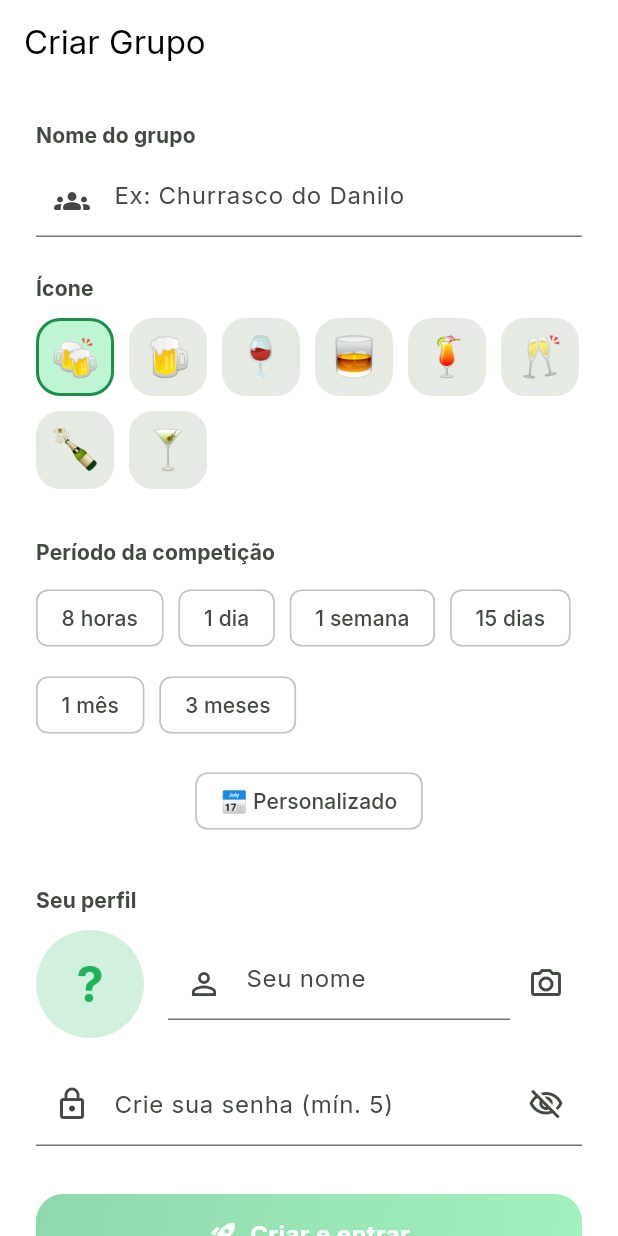
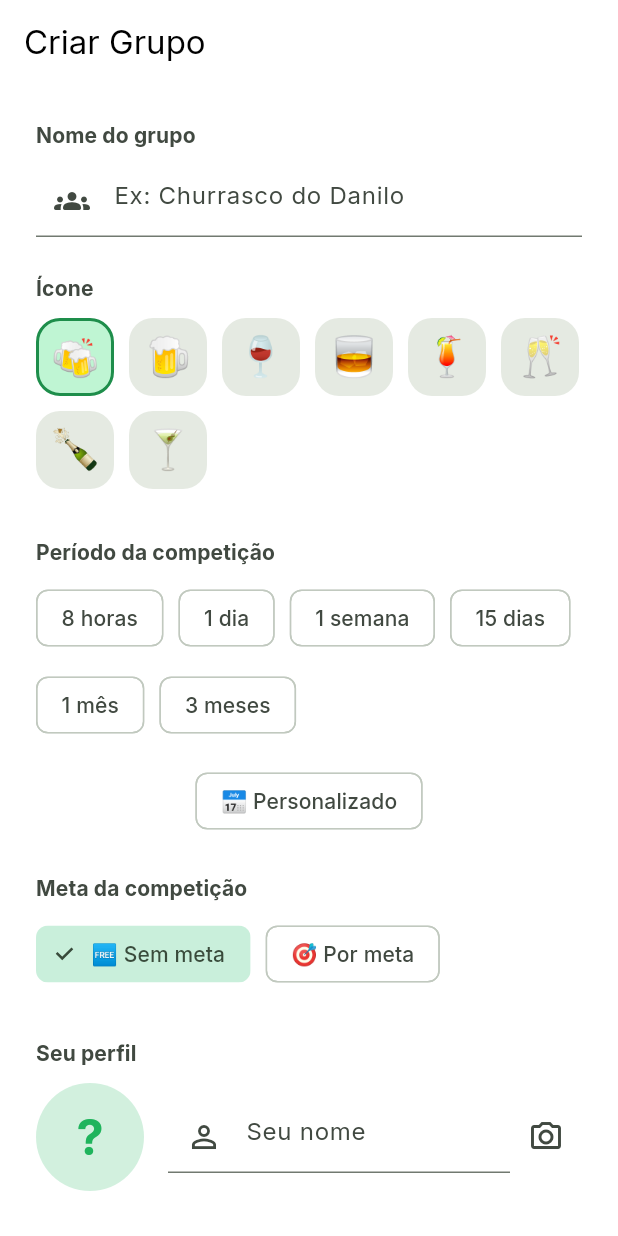
Before and after one commit to Danilo-Pasin/contagemcopos, a Flutter app: the CreateGroupPage screen opened by its route, on a phone screen of 412 x 824 dp. Run offline on Flutter 3.47's test engine with Material 3 defaults, Android fonts, the phone set to English and light mode, and no system bars; drawn by our look-alikes of flutter_animate; our stand-ins replace cached_network_image, confetti, fl_chart, flex_color_scheme, flutter_riverpod, go_router and 5 more; missing offline and left inert: postgrest; accounts and stored records are empty; network calls fail.

Commit message:
stats: tipos de bebida por pessoa + distribuição de títulos completa; criação de grupo com meta opcional (sem meta/por meta) e meta definida pelo usuário

```diff
--- a/lib/presentation/pages/create_group/create_group_page.dart
+++ b/lib/presentation/pages/create_group/create_group_page.dart
@@ -5,6 +5,7 @@ import 'package:flutter_riverpod/flutter_riverpod.dart';
 import 'package:go_router/go_router.dart';
 import 'package:image_picker/image_picker.dart';
 import '../../../core/constants/competition_periods.dart';
+import '../../../core/constants/title_system.dart';
 import '../../../core/extensions/context_extensions.dart';
 import '../../../core/router/app_routes.dart';
 import '../../../core/theme/app_tokens.dart';
@@ -23,14 +24,16 @@ class CreateGroupPage extends ConsumerStatefulWidget {
 }
 
 class _CreateGroupPageState extends ConsumerState<CreateGroupPage> {
-final _groupNameCtrl = TextEditingController();
+  final _groupNameCtrl = TextEditingController();
   final _nameCtrl = TextEditingController();
   final _passCtrl = TextEditingController();
   final _customValueCtrl = TextEditingController(text: '1');
+  final _goalCtrl = TextEditingController(text: '12');
   CompetitionPeriod? _period;
   bool _customMode = false;
   int _customValue = 1;
   DurationUnit _customUnit = DurationUnit.days;
+  bool _goalEnabled = false;
   bool _obscurePass = true;
   String? _photoUrl;
   String _coverEmoji = '🍻';
@@ -63,7 +66,10 @@ final _groupNameCtrl = TextEditingController();
     return (c.totalHours / 24).round().clamp(1, 999999);
   }
 
-  int get _maxGoal => _chosen?.maxGoal ?? 0;
+  int get _maxGoal => _goalEnabled ? _goalValue : kNoGoalMaxGoal;
+
+  /// Valor digitado pelo usuário para a meta (quando "por meta").
+  int get _goalValue => int.tryParse(_goalCtrl.text.trim()) ?? 0;
 
   String get _durationLabel {
     final c = _chosen;
@@ -90,6 +96,7 @@ final _groupNameCtrl = TextEditingController();
       _passCtrl.text.length >= 5 &&
       _durationDays > 0 &&
       _customValue > 0 &&
+      (!_goalEnabled || _goalValue > 0) &&
       !_creating;
 
   @override
@@ -98,6 +105,7 @@ final _groupNameCtrl = TextEditingController();
     _nameCtrl.dispose();
     _passCtrl.dispose();
     _customValueCtrl.dispose();
+    _goalCtrl.dispose();
     super.dispose();
   }
 
@@ -319,14 +327,17 @@ final _groupNameCtrl = TextEditingController();
                     padding: const EdgeInsets.all(AppSpacing.md),
                     child: Row(
                       children: [
-                        const Text('🎯', style: TextStyle(fontSize: 28)),
+                        Text(_goalEnabled ? '🎯' : '🆓',
+                            style: const TextStyle(fontSize: 28)),
                         const SizedBox(width: AppSpacing.md),
                         Expanded(
                           child: Column(
                             crossAxisAlignment: CrossAxisAlignment.start,
                             children: [
                               Text(
-                                'Meta máxima: $_maxGoal bebidas',
+                                _goalEnabled
+                                    ? 'Meta por pessoa: $_goalValue bebidas'
+                                    : 'Sem meta definida',
                                 style: context.tt.titleSmall
                                     ?.copyWith(fontWeight: FontWeight.w700),
                               ),
@@ -343,6 +354,44 @@ final _groupNameCtrl = TextEditingController();
                     ),
                   ),
                 ),
+              const SizedBox(height: AppSpacing.lg),
+
+              _SectionTitle('Meta da competição'),
+              Wrap(
+                spacing: 10,
+                runSpacing: 10,
+                children: [
+                  ChoiceChip(
+                    label: const Text('🆓 Sem meta'),
+                    selected: !_goalEnabled,
+                    onSelected: (_) => setState(() => _goalEnabled = false),
+                  ),
+                  ChoiceChip(
+                    label: const Text('🎯 Por meta'),
+                    selected: _goalEnabled,
+                    onSelected: (_) => setState(() => _goalEnabled = true),
+                  ),
+                ],
+              ),
+              if (_goalEnabled) ...[
+                const SizedBox(height: AppSpacing.md),
+                TextField(
+                  controller: _goalCtrl,
+                  keyboardType: TextInputType.number,
+                  decoration: const InputDecoration(
+                    labelText: 'Meta por pessoa (bebidas)',
+                    prefixIcon: Icon(Icons.flag_outlined),
+                  ),
+                  onChanged: (_) => setState(() {}),
+                ),
+                const SizedBox(height: AppSpacing.sm),
+                Text(
+                  'Os títulos (Aprendiz, Cachaceiro…) são calculados como '
+                  'faixas dessa meta. Sem meta, usamos uma referência fixa.',
+                  style: context.tt.bodySmall?.copyWith(
+                      color: context.cs.onSurfaceVariant),
+                ),
+              ],
               const SizedBox(height: AppSpacing.xl),
 
               _SectionTitle('Seu perfil'),
```
Also changed, not shown: lib/core/constants/title_system.dart (+9 -1 lines), lib/presentation/pages/stats/stats_page.dart (+73 -62 lines), 1 other file.
